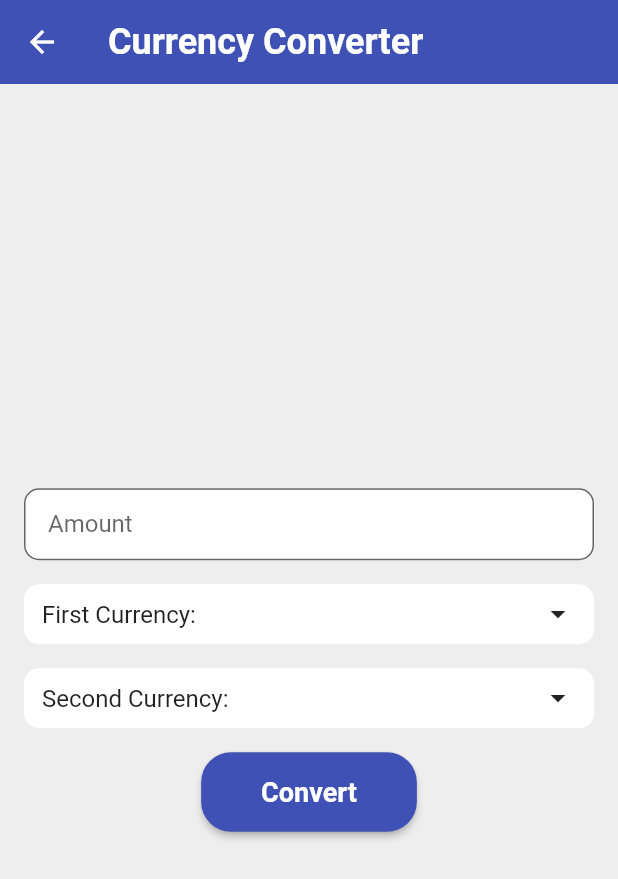
After one commit to ulascancmgl/expenser, a Flutter app: the screen it shows after launch, after a tap on "Exchange", on a phone screen of 412 x 824 dp. The commit adds this screen. Shown: the top 879 px of the screen. Run offline on Flutter 3.47's test engine with Material 2 defaults, Android fonts, the phone set to English and light mode, and no system bars; our stand-ins replace shared_preferences, syncfusion_flutter_charts; network calls fail.

Commit message:
added exchange page

```diff
--- /dev/null
+++ b/lib/exchange.dart
@@ -0,0 +1,267 @@
+import 'package:flutter/material.dart';
+import 'package:http/http.dart' as http;
+import 'dart:convert';
+
+class Currency {
+  String symbol;
+  String name;
+  String flag;
+
+  Currency({required this.symbol, required this.name, required this.flag});
+}
+
+class ExchangePage extends StatefulWidget {
+  @override
+  _ExchangePageState createState() => _ExchangePageState();
+}
+
+class _ExchangePageState extends State<ExchangePage> {
+  double amount = 0;
+  Currency? firstCurrency;
+  Currency? secondCurrency;
+  Map<String, double> exchangeRates = {};
+  List<Currency> currencies = [];
+
+  @override
+  void initState() {
+    super.initState();
+    _fetchExchangeRates();
+  }
+
+  Future<void> _fetchExchangeRates() async {
+    var url = Uri.parse('https://api.exchangerate-api.com/v4/latest/TRY');
+    var response = await http.get(url);
+
+    if (response.statusCode == 200) {
+      var jsonData = jsonDecode(response.body);
+      var rates = jsonData['rates'] as Map<String, dynamic>;
+
+      var convertedRates = <String, double>{};
+      rates.forEach((key, value) {
+        convertedRates[key] = value.toDouble();
+      });
+
+      setState(() {
+        exchangeRates = convertedRates;
+        currencies = rates.entries
+            .map((entry) => Currency(
+                  symbol: entry.key,
+                  name: getCurrencyName(entry.key),
+                  flag: getCurrencyFlag(entry.key),
+                ))
+            .toList();
+        firstCurrency = currencies[0];
+        secondCurrency = currencies[1];
+      });
+    }
+  }
+
+  String getCurrencyName(String symbol) {
+    Map<String, String> currencyNames = {
+      'USD': 'United States Dollar',
+      'EUR': 'Euro',
+      'GBP': 'British Pound',
+      'TRY': 'Turkish Lira',
+    };
+
+    return currencyNames[symbol] ?? symbol;
+  }
+
+  String getCurrencyFlag(String symbol) {
+    Map<String, String> currencyFlags = {
+      'USD': '🇺🇸',
+      'EUR': '🇪🇺',
+      'GBP': '🇬🇧',
+      'TRY': '🇹🇷',
+    };
+
+    return currencyFlags[symbol] ?? '';
+  }
+
+  @override
+  Widget build(BuildContext context) {
+    return Scaffold(
+      appBar: AppBar(
+        title: Text(
+          'Currency Converter',
+          style: TextStyle(
+            color: Colors.white,
+            fontSize: 24.0,
+            fontWeight: FontWeight.bold,
+          ),
+        ),
+        backgroundColor: Colors.indigo,
+        elevation: 0,
+      ),
+      body: Container(
+        color: Colors.grey.shade200,
+        padding: EdgeInsets.all(16.0),
+        child: Column(
+          mainAxisAlignment: MainAxisAlignment.center,
+          children: [
+            TextField(
+              keyboardType: TextInputType.number,
+              onChanged: (value) {
+                setState(() {
+                  amount = double.parse(value);
+                });
+              },
+              decoration: InputDecoration(
+                labelText: 'Amount',
+                filled: true,
+                fillColor: Colors.white,
+                contentPadding: EdgeInsets.symmetric(horizontal: 16.0),
+                border: OutlineInputBorder(
+                  borderRadius: BorderRadius.circular(10.0),
+                ),
+              ),
+            ),
+            SizedBox(height: 16.0),
+            InkWell(
+              onTap: () {
+                showDialog(
+                  context: context,
+                  builder: (BuildContext context) {
+                    return AlertDialog(
+                      title: Text('Select First Currency'),
+                      content: Container(
+                        width: double.maxFinite,
+                        child: ListView.builder(
+                          itemCount: currencies.length,
+                          itemBuilder: (BuildContext context, int index) {
+                            Currency currency = currencies[index];
+                            return ListTile(
+                              title: Text('${currency.flag} ${currency.name}'),
+                              onTap: () {
+                                setState(() {
+                                  firstCurrency = currency;
+                                });
+                                Navigator.pop(context);
+                              },
+                            );
+                          },
+                        ),
+                      ),
+                    );
+                  },
+                );
+              },
+              child: Container(
+                padding: EdgeInsets.symmetric(horizontal: 12.0, vertical: 8.0),
+                decoration: BoxDecoration(
+                  color: Colors.white,
+                  borderRadius: BorderRadius.circular(10.0),
+                ),
+                child: Row(
+                  mainAxisAlignment: MainAxisAlignment.spaceBetween,
+                  children: [
+                    Text(
+                      'First Currency: ${firstCurrency?.name ?? ""}',
+                      style: TextStyle(fontSize: 16.0),
+                    ),
+                    Icon(Icons.arrow_drop_down),
+                  ],
+                ),
+              ),
+            ),
+            SizedBox(height: 16.0),
+            InkWell(
+              onTap: () {
+                showDialog(
+                  context: context,
+                  builder: (BuildContext context) {
+                    return AlertDialog(
+                      title: Text('Select Second Currency'),
+                      content: Container(
+                        width: double.maxFinite,
+                        child: ListView.builder(
+                          itemCount: currencies.length,
+                          itemBuilder: (BuildContext context, int index) {
+                            Currency currency = currencies[index];
+                            return ListTile(
+                              title: Text('${currency.flag} ${currency.name}'),
+                              onTap: () {
+                                setState(() {
+                                  secondCurrency = currency;
+                                });
+                                Navigator.pop(context);
+                              },
+                            );
+                          },
+                        ),
+                      ),
+                    );
+                  },
+                );
+              },
+              child: Container(
+                padding: EdgeInsets.symmetric(horizontal: 12.0, vertical: 8.0),
+                decoration: BoxDecoration(
+                  color: Colors.white,
+                  borderRadius: BorderRadius.circular(10.0),
+                ),
+                child: Row(
+                  mainAxisAlignment: MainAxisAlignment.spaceBetween,
+                  children: [
+                    Text(
+                      'Second Currency: ${secondCurrency?.name ?? ""}',
+                      style: TextStyle(fontSize: 16.0),
+                    ),
+                    Icon(Icons.arrow_drop_down),
+                  ],
+                ),
+              ),
+            ),
+            SizedBox(height: 16.0),
+            ElevatedButton(
+              child: Text(
+                'Convert',
+                style: TextStyle(
+                  fontSize: 18.0,
+                  fontWeight: FontWeight.bold,
+                ),
+              ),
+              style: ElevatedButton.styleFrom(
+                backgroundColor: Colors.indigo,
+                shape: RoundedRectangleBorder(
+                  borderRadius: BorderRadius.circular(20.0),
+                ),
+                padding: EdgeInsets.symmetric(
+                  horizontal: 40.0,
+                  vertical: 16.0,
+                ),
+              ),
+              onPressed: () {
+                if (firstCurrency != null && secondCurrency != null) {
+                  double convertedAmount = amount *
+                      (exchangeRates[secondCurrency!.symbol]! /
+                          exchangeRates[firstCurrency!.symbol]!);
+                  convertedAmount =
+                      double.parse(convertedAmount.toStringAsFixed(2));
+                  showDialog(
+                    context: context,
+                    builder: (BuildContext context) {
+                      return AlertDialog(
+                        title: Text('Converted Amount'),
+                        content: Text(
+                            '$amount ${firstCurrency!.symbol} = $convertedAmount ${secondCurrency!.symbol}'),
+                        actions: [
+                          TextButton(
+                            child: Text('Close'),
+                            onPressed: () {
+                              Navigator.of(context).pop();
+                            },
+                          ),
+                        ],
+                      );
+                    },
+                  );
+                }
+              },
+            ),
+          ],
+        ),
+      ),
+    );
+  }
+}
--- a/lib/main.dart
+++ b/lib/main.dart
@@ -1,6 +1,7 @@
 import 'package:expenser/total_expense.dart';
 import 'package:flutter/material.dart';
 
+import 'exchange.dart';
 import 'income.dart';
 import 'expense.dart';
 
@@ -66,6 +67,17 @@ class HomePage extends StatelessWidget {
               },
               child: Text('Total Expense'),
             ),
+            ElevatedButton(
+              onPressed: () {
+                Navigator.push(
+                  context,
+                  MaterialPageRoute(
+                    builder: (context) => ExchangePage(),
+                  ),
+                );
+              },
+              child: Text('Exchange'),
+            ),
           ],
         ),
       ),
--- a/pubspec.yaml
+++ b/pubspec.yaml
@@ -39,6 +39,7 @@ dependencies:
   intl: ^0.18.1
   syncfusion_flutter_charts: ^21.2.5
   collection: ^1.15.0
+  http: ^1.0.0
 
 dev_dependencies:
   flutter_test:
```
Also changed, not shown: pubspec.lock, 1 other file.
